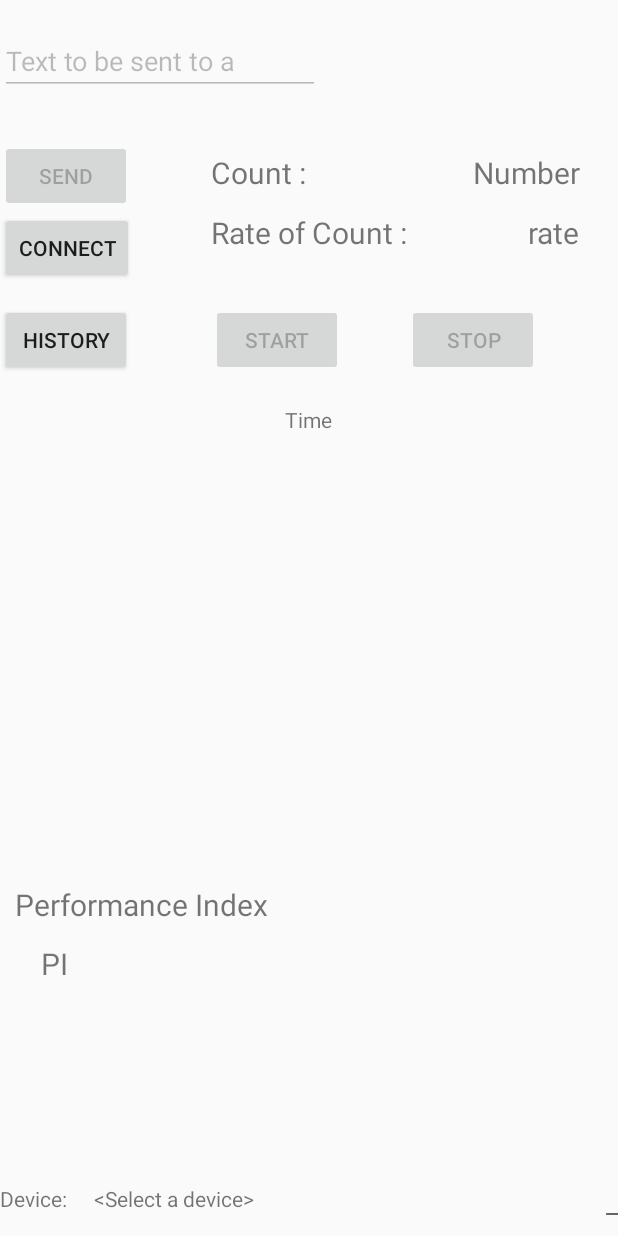
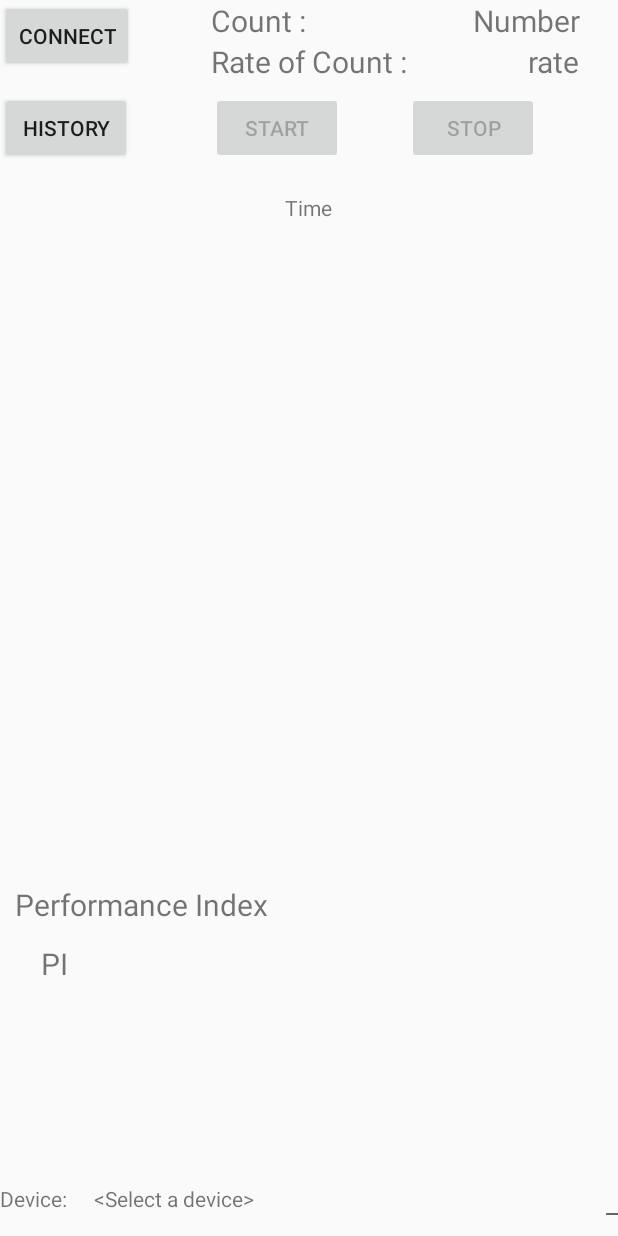
Before and after one commit to saumitra91/SC, an Android app: the screen it shows after launch (BTMainActivity), on a phone screen of 412 x 824 dp. Run offline under Robolectric (Android 15) with nearby library versions, the phone set to English and light mode, and no system bars; plain views replace GraphView; 2 statements that could not run were skipped.

Commit message:
Arduino/App/Graph 2.0

```diff
--- a/app/src/main/java/com/example/sam/sc/GraphActivity.java
+++ b/app/src/main/java/com/example/sam/sc/GraphActivity.java
@@ -55,7 +55,7 @@ public class GraphActivity extends AppCompatActivity {
 
         graph.getGridLabelRenderer().setLabelFormatter(new DefaultLabelFormatter(nf, nf));
         graph.getGridLabelRenderer().setHorizontalAxisTitle("Trials");
-        graph.getGridLabelRenderer().setVerticalAxisTitle("PI");
+        graph.getGridLabelRenderer().setVerticalAxisTitle("Performance Index");
 
 
 //        graph.canScrollHorizontally(1);
--- a/app/src/main/res/layout/main.xml
+++ b/app/src/main/res/layout/main.xml
@@ -22,39 +22,38 @@
         <!--android:text="Status"-->
         <!--android:textSize="15sp"></TextView>-->
 
-        <EditText
-            android:id="@+id/sendText"
-            android:layout_width="wrap_content"
-            android:layout_height="wrap_content"
+        <!--<EditText-->
+        <!--android:id="@+id/sendText"-->
+        <!--android:layout_width="wrap_content"-->
+        <!--android:layout_height="wrap_content"-->
 
-            android:layout_alignParentStart="true"
+        <!--android:layout_alignParentStart="true"-->
 
-            android:layout_marginTop="18dp"
-            android:ems="10"
-            android:enabled="false"
-            android:fontFamily="1"
-            android:lines="1"
-            android:maxLength="20"
-            android:maxLines="1"
-            android:shadowRadius="1"
-            android:text="Text to be sent to arduino" />
+        <!--android:layout_marginTop="18dp"-->
+        <!--android:ems="10"-->
+        <!--android:enabled="false"-->
+        <!--android:fontFamily="1"-->
+        <!--android:lines="1"-->
+        <!--android:maxLength="20"-->
+        <!--android:maxLines="1"-->
+        <!--android:shadowRadius="1"-->
+        <!--android:text="Text to be sent to arduino" />-->
 
-        <Button
-            android:id="@+id/sendButton"
-            android:layout_width="wrap_content"
-            android:layout_height="wrap_content"
-            android:layout_alignParentStart="true"
-            android:layout_below="@+id/sendText"
-            android:layout_marginTop="30dp"
-            android:enabled="false"
-            android:text="Send" />
+        <!--<Button-->
+        <!--android:id="@+id/sendButton"-->
+        <!--android:layout_width="wrap_content"-->
+        <!--android:layout_height="wrap_content"-->
+        <!--android:layout_alignParentStart="true"-->
+        <!--android:layout_below="@+id/sendText"-->
+        <!--android:layout_marginTop="30dp"-->
+        <!--android:enabled="false"-->
+        <!--android:text="Send" />-->
 
         <Button
             android:id="@+id/btn_select"
             android:layout_width="wrap_content"
             android:layout_height="wrap_content"
             android:layout_alignParentStart="true"
-            android:layout_below="@+id/sendButton"
             android:padding="12dp"
             android:text="Connect" />
 
@@ -64,8 +63,7 @@
             android:layout_width="wrap_content"
             android:layout_height="wrap_content"
 
-            android:layout_alignBaseline="@+id/sendButton"
-            android:layout_alignBottom="@+id/sendButton"
+
             android:layout_alignStart="@+id/rateofcountlabel"
             android:text="Count :"
             android:textSize="20sp" />
@@ -75,7 +73,7 @@
             android:layout_width="wrap_content"
             android:layout_height="wrap_content"
 
-            android:layout_alignTop="@+id/btn_select"
+            android:layout_below="@+id/countlabel"
             android:layout_centerHorizontal="true"
             android:text="Rate of Count :"
             android:textSize="20sp" />
```
Also changed, not shown: app/src/main/java/com/example/sam/sc/BTMainActivity.java (+38 -35 lines), 1 other file.
